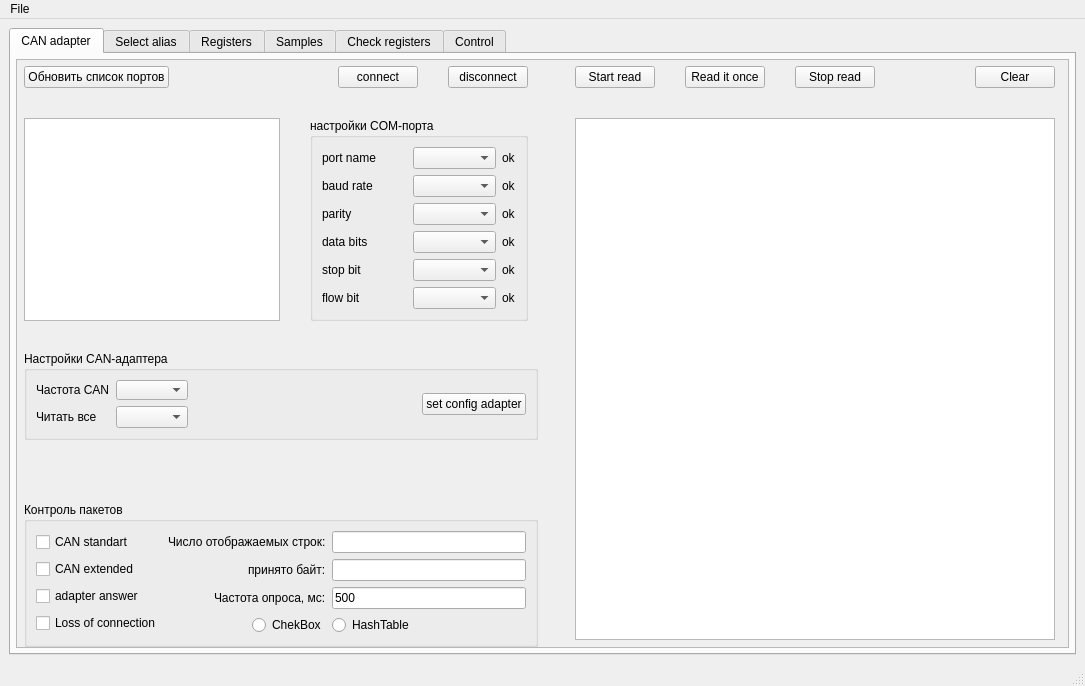
First picture: the form in mainwindow.ui, repository totktobroditvokrug/EL205-QT, before the edit.
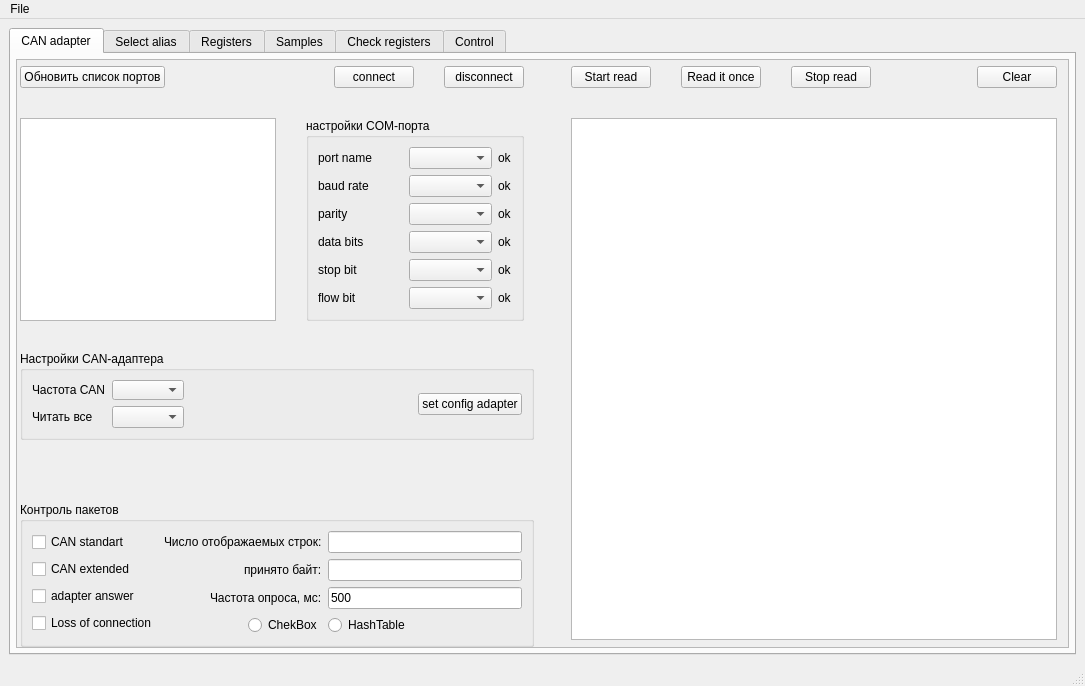
Second picture: the form after the edit. The open tabs and pages were chosen to show the change.

Diff of the .ui file:
```diff
--- a/mainwindow.ui
+++ b/mainwindow.ui
@@ -99,7 +99,7 @@
               <item>
                <layout class="QVBoxLayout" name="verticalLayout_8">
                 <property name="leftMargin">
-                 <number>7</number>
+                 <number>3</number>
                 </property>
                 <item>
                  <layout class="QVBoxLayout" name="verticalLayout_2">
@@ -554,7 +554,7 @@
                  <number>6</number>
                 </property>
                 <property name="rightMargin">
-                 <number>7</number>
+                 <number>5</number>
                 </property>
                 <property name="bottomMargin">
                  <number>7</number>
```
